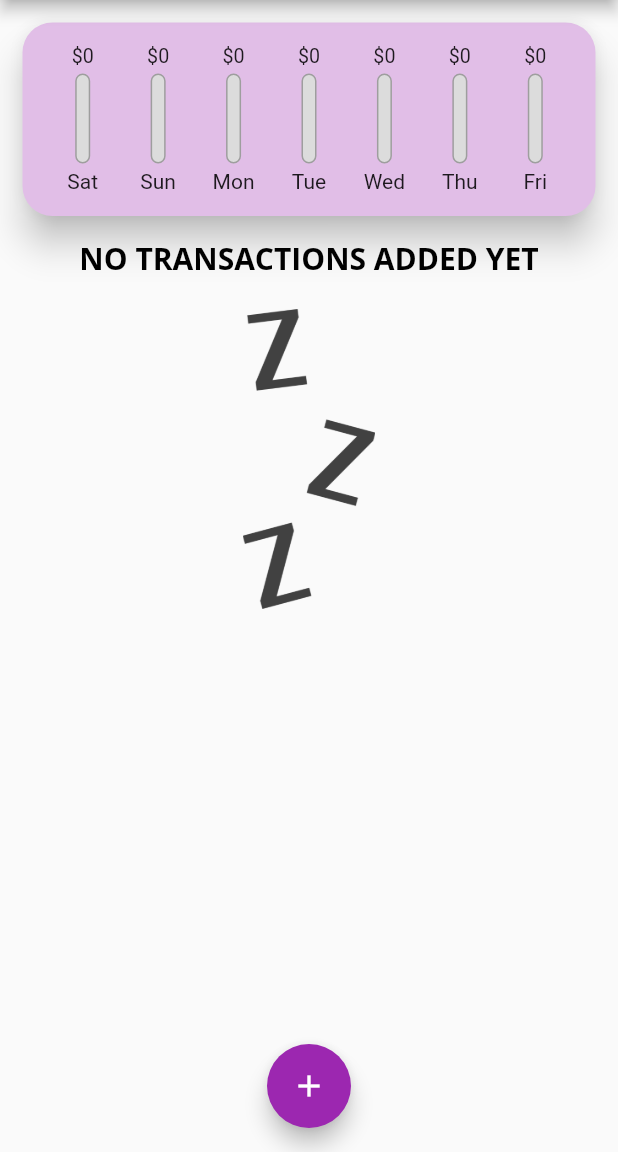
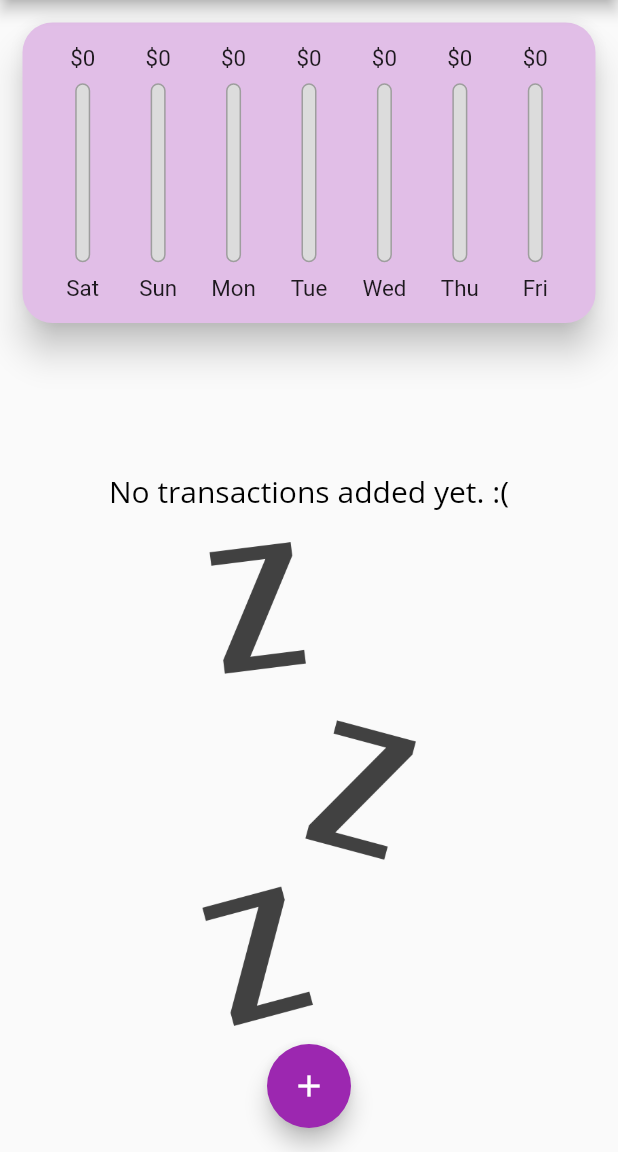
Before and after one commit to wacky-tacky/expense_tracker_app, a Flutter app: the screen it shows after launch, on a phone screen of 412 x 824 dp, the part 84-1236 px from its top. Run offline on Flutter 3.47's test engine with Material 2 defaults, Android fonts, the light colour scheme and no system bars.

Commit message:
working with different orientations
- app works fine in both Portrait & Landscape mode now
- the height sizes are fractionally decided and not exclusively specified so as to make the app work on different device sizes.
- Switch added in landscape mode

```diff
--- a/lib/main.dart
+++ b/lib/main.dart
@@ -1,11 +1,19 @@
 import 'package:flutter/material.dart';
+import 'package:flutter/services.dart';
 import 'package:tracker_hui/widgets/chart.dart';
 import './widgets/new_transaction.dart';
 import './widgets/transaction_list.dart';
 import './models/transaction.dart';
 import './widgets/chart.dart';
 
-void main() => runApp(MyApp());
+void main() {
+  // WidgetsFlutterBinding.ensureInitialized();
+  // SystemChrome.setPreferredOrientations([
+  //   DeviceOrientation.portraitUp,
+  //   DeviceOrientation.portraitDown,
+  // ]);
+  runApp(MyApp());
+}
 
 class MyApp extends StatelessWidget {
   @override
@@ -20,7 +28,6 @@
               headline6: TextStyle(
                 fontFamily: 'OpenSans',
                 fontSize: 20,
-                fontWeight: FontWeight.bold,
                 color: Colors.black,
               ),
               button: TextStyle(color: Colors.white),
@@ -100,10 +107,13 @@
     );
   }
 
+  bool _showChart = false;
+
   @override
   Widget build(BuildContext context) {
-    return Scaffold(
-      appBar: AppBar(
+    final isLandscape =
+        MediaQuery.of(context).orientation == Orientation.landscape;
+    final appBar = AppBar(
       title: Text(
         'Personal Expenses',
         style: TextStyle(fontFamily: 'OpenSans'),
@@ -114,14 +124,54 @@
           onPressed: () => _startAddNewTransaction(context),
         ),
       ],
-      ),
+    );
+    final txListWidget = Container(
+        height: (MediaQuery.of(context).size.height -
+                appBar.preferredSize.height -
+                MediaQuery.of(context).padding.top) *
+            0.70,
+        child: TransactionList(_userTransactions, _deleteTransaction));
+    return Scaffold(
+      appBar: appBar,
       body: SingleChildScrollView(
         child: Column(
           // mainAxisAlignment: MainAxisAlignment.spaceEvenly,
           crossAxisAlignment: CrossAxisAlignment.center,
           children: <Widget>[
-            Chart(_recentTransactions),
-            TransactionList(_userTransactions, _deleteTransaction),
+            if (isLandscape)
+              Row(
+                mainAxisAlignment: MainAxisAlignment.center,
+                children: <Widget>[
+                  Text('Show Chart'),
+                  Switch(
+                    value: _showChart,
+                    onChanged: (val) {
+                      setState(() {
+                        _showChart = val;
+                      });
+                    },
+                  ),
+                ],
+              ),
+            if (!isLandscape)
+              Container(
+                height: (MediaQuery.of(context).size.height -
+                        appBar.preferredSize.height -
+                        MediaQuery.of(context).padding.top) *
+                    0.3,
+                child: Chart(_recentTransactions),
+              ),
+            if (!isLandscape) txListWidget,
+            if (isLandscape)
+              _showChart
+                  ? Container(
+                      height: (MediaQuery.of(context).size.height -
+                              appBar.preferredSize.height -
+                              MediaQuery.of(context).padding.top) *
+                          0.7,
+                      child: Chart(_recentTransactions),
+                    )
+                  : txListWidget
           ],
         ),
       ),
--- a/lib/widgets/chart_bar.dart
+++ b/lib/widgets/chart_bar.dart
@@ -9,19 +9,21 @@
 
   @override
   Widget build(BuildContext context) {
+    return LayoutBuilder(
+      builder: (ctx, constraint) {
         return Column(
           children: <Widget>[
             Container(
-          height: 15,
+              height: constraint.maxHeight * 0.10,
               child: FittedBox(
                 child: Text('\$${spendingAmount.toStringAsFixed(0)}'),
               ),
             ),
             SizedBox(
-          height: 4,
+              height: constraint.maxHeight * 0.05,
             ),
             Container(
-          height: 60,
+              height: constraint.maxHeight * 0.70,
               width: 10,
               child: Stack(
                 children: <Widget>[
@@ -45,10 +47,14 @@
               ),
             ),
             SizedBox(
-          height: 4,
+              height: constraint.maxHeight * 0.05,
             ),
-        Text(label),
+            Container(
+                height: constraint.maxHeight * 0.10,
+                child: FittedBox(child: Text(label))),
           ],
+        );
+      },
     );
   }
 }
--- a/lib/widgets/transaction_list.dart
+++ b/lib/widgets/transaction_list.dart
@@ -1,4 +1,5 @@
 import 'package:flutter/material.dart';
+import 'package:flutter/rendering.dart';
 import '../models/transaction.dart';
 import 'package:intl/intl.dart';
 
@@ -10,25 +11,26 @@
 
   @override
   Widget build(BuildContext context) {
-    return Container(
-      height: 500,
-      child: transactions.isEmpty
-          ? Column(
+    return transactions.isEmpty
+        ? LayoutBuilder(builder: (ctx, Constraints) {
+            return Column(
+              mainAxisAlignment: MainAxisAlignment.center,
               children: <Widget>[
                 Text(
-                  'NO TRANSACTIONS ADDED YET',
+                  'No transactions added yet. :(',
                   style: Theme.of(context).textTheme.headline6,
                 ),
                 SizedBox(
                   height: 20,
                 ),
                 Container(
-                  height: 200,
+                  height: Constraints.maxHeight * 0.6,
                   child: Image.asset('assets/images/waiting.png',
                       fit: BoxFit.cover),
                 ),
               ],
-            )
+            );
+          })
         : ListView.builder(
             itemBuilder: (ctx, index) {
               return Card(
@@ -69,7 +71,6 @@
               );
             },
             itemCount: transactions.length,
-            ),
           );
   }
 }
```
Lines whose indentation alone changed are shown as unchanged.
